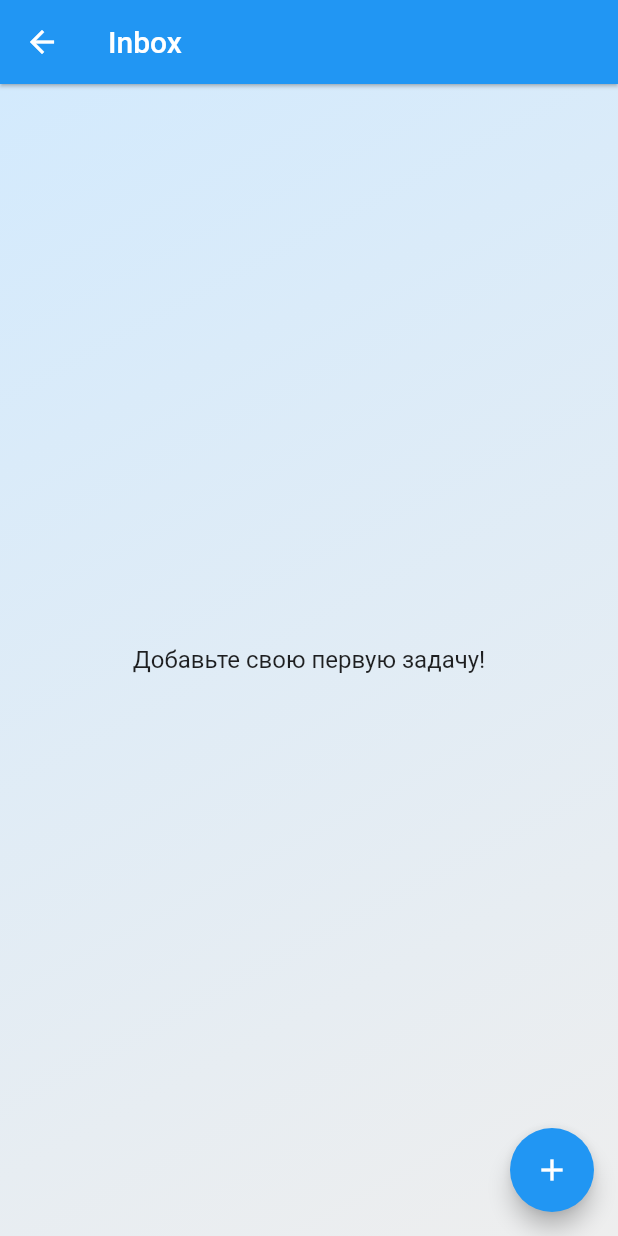
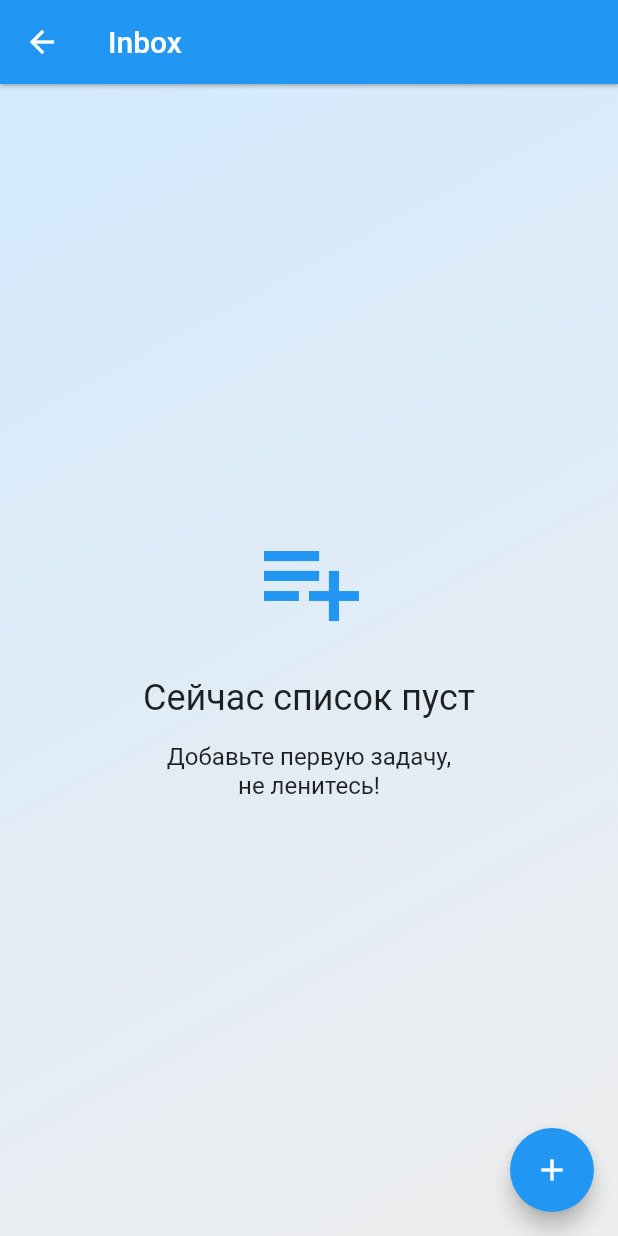
Before and after one commit to Vorkytaka/mini_todo, a Flutter app: the screen it shows after launch, after a tap on "Inbox", on a phone screen of 412 x 824 dp. Run offline on Flutter 3.47's test engine with Material 2 defaults, Android fonts, the phone set to English and light mode, and no system bars; our stand-ins replace drift, flutter_bloc; accounts and stored records are empty; generated files the repository leaves out were written again.

Commit message:
- Change empty screen

```diff
--- a/lib/ui/folder/folder_screen.dart
+++ b/lib/ui/folder/folder_screen.dart
@@ -27,7 +27,6 @@ class FolderScreen extends StatelessWidget {
       child: BlocBuilder<FolderCubit, FolderState>(
         builder: (context, state) {
           return Scaffold(
-            backgroundColor: Colors.lightBlue.shade50,
             resizeToAvoidBottomInset: false,
             appBar: AppBar(
               title: Text(state.folder.title),
@@ -79,16 +78,30 @@ class _Body extends StatelessWidget {
 
   @override
   Widget build(BuildContext context) {
+    final theme = Theme.of(context);
+
     if (state.isEmpty) {
       return Column(
         mainAxisSize: MainAxisSize.max,
         mainAxisAlignment: MainAxisAlignment.center,
         crossAxisAlignment: CrossAxisAlignment.stretch,
         children: [
+          Icon(
+            Icons.playlist_add,
+            size: 80,
+            color: theme.colorScheme.primary,
+          ),
+          const SizedBox(height: 24),
           Text(
-            'Добавьте свою первую задачу!',
+            'Сейчас список пуст',
             textAlign: TextAlign.center,
-            style: Theme.of(context).textTheme.subtitle1,
+            style: theme.textTheme.headline5,
+          ),
+          const SizedBox(height: 16),
+          Text(
+            'Добавьте первую задачу,\nне ленитесь!',
+            textAlign: TextAlign.center,
+            style: theme.textTheme.subtitle1,
           ),
         ],
       );
```
